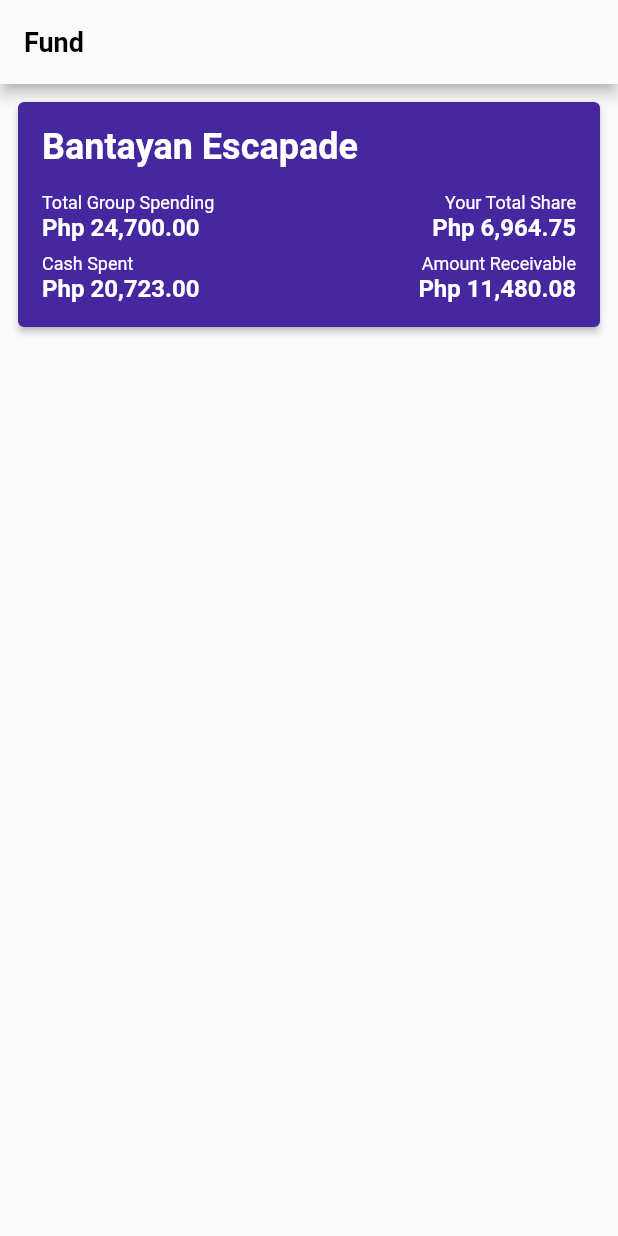
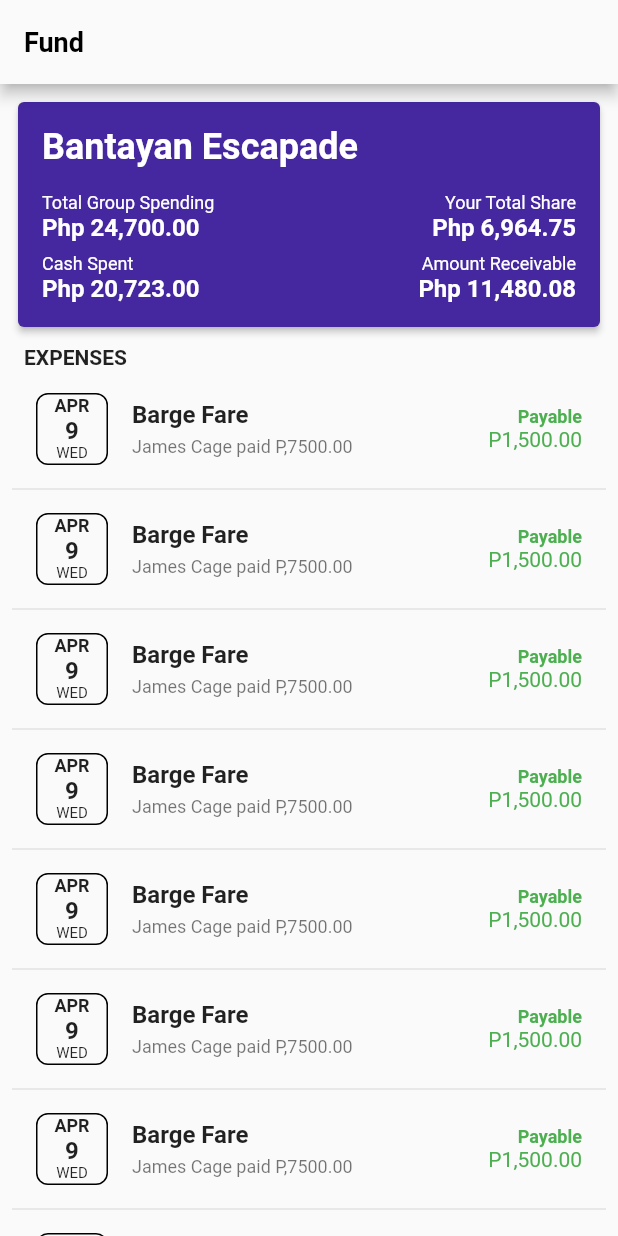
Before and after one commit to poolGolez/project-galois, a Flutter app: the screen it shows after launch, on a phone screen of 412 x 824 dp. Run offline on Flutter 3.47's test engine with Material 2 defaults, Android fonts, the phone set to English and light mode, and no system bars.

Commit message:
Create list for expenses on contribution

```diff
--- a/lib/app/pages/fund/show.page.dart
+++ b/lib/app/pages/fund/show.page.dart
@@ -1,5 +1,6 @@
 import 'package:flutter/material.dart';
-import 'package:project_galois/app/widgets/fund/card.widget.dart';
+import 'widgets/fund/expense_list.widget.dart';
+import 'widgets/fund/card.widget.dart';
 import '../../../domain/fund/models/fund.model.dart';
 
 class ShowFundPage extends StatefulWidget {
@@ -33,6 +34,17 @@ class _ShowFundPageState extends State<ShowFundPage> {
         child: Column(
           children: <Widget>[
             FundCardWidget(fund: widget.fund),
+            Container(
+              padding: EdgeInsets.all(8),
+              alignment: Alignment.centerLeft,
+              child: Text(
+                "EXPENSES",
+                style: TextStyle(fontWeight: FontWeight.w600),
+              ),
+            ),
+            Expanded(
+              child: ExpenseListWidget(),
+            ),
           ],
         ),
       ),
--- a/lib/app/widgets/fund/card.widget.dart
+++ b/lib/app/pages/fund/widgets/fund/card.widget.dart
@@ -1,5 +1,5 @@
 import 'package:flutter/material.dart';
-import '../../../domain/fund/models/fund.model.dart';
+import '../../../../../domain/fund/models/fund.model.dart';
 
 class FundCardWidget extends StatelessWidget {
   final Fund fund;
--- /dev/null
+++ b/lib/app/pages/fund/widgets/fund/expense_list.widget.dart
@@ -0,0 +1,115 @@
+import 'package:flutter/material.dart';
+
+class ExpenseListWidget extends StatelessWidget {
+  const ExpenseListWidget({
+    Key key,
+  }) : super(key: key);
+
+  @override
+  Widget build(BuildContext context) {
+    return ListView.separated(
+      padding: EdgeInsets.zero,
+      separatorBuilder: (context, index) => Divider(thickness: 0.8),
+      itemBuilder: (context, index) {
+        return ExpenseTileWidget(key: ValueKey(index));
+      },
+      itemCount: 8,
+    );
+  }
+}
+
+class ExpenseTileWidget extends StatelessWidget {
+  const ExpenseTileWidget({Key key}) : super(key: key);
+
+  @override
+  Widget build(BuildContext context) {
+    return ListTile(
+      dense: true,
+      key: ValueKey(key),
+      leading: ExpenseDateWidget(),
+      title: Text(
+        "Barge Fare",
+        style: TextStyle(
+          fontSize: 16,
+          fontWeight: FontWeight.bold,
+        ),
+      ),
+      subtitle: Text("James Cage paid P,7500.00"),
+      trailing: ExpenseShareWidget(),
+    );
+  }
+}
+
+class ExpenseDateWidget extends StatelessWidget {
+  @override
+  Widget build(BuildContext context) {
+    final double width = 48.0;
+
+    return SizedBox(
+      width: width,
+      child: Container(
+        decoration: BoxDecoration(
+          border: Border.all(),
+          borderRadius: BorderRadius.circular(8.0),
+        ),
+        child: Column(
+          mainAxisAlignment: MainAxisAlignment.center,
+          children: [
+            Text(
+              "APR",
+              style: TextStyle(
+                fontWeight: FontWeight.bold,
+                fontSize: 12,
+              ),
+            ),
+            Text(
+              "9",
+              style: TextStyle(
+                fontWeight: FontWeight.bold,
+                fontSize: 16,
+              ),
+            ),
+            Text(
+              "WED",
+              style: TextStyle(
+                fontSize: 10,
+              ),
+            ),
+          ],
+        ),
+      ),
+    );
+  }
+}
+
+class ExpenseShareWidget extends StatelessWidget {
+  @override
+  Widget build(BuildContext context) {
+    return SizedBox(
+      child: Container(
+        padding: EdgeInsets.all(0.0),
+        child: Column(
+          mainAxisAlignment: MainAxisAlignment.center,
+          crossAxisAlignment: CrossAxisAlignment.end,
+          children: [
+            Text(
+              "Payable",
+              style: TextStyle(
+                fontWeight: FontWeight.bold,
+                fontSize: 12,
+                color: Colors.green,
+              ),
+            ),
+            Text(
+              "P1,500.00",
+              style: TextStyle(
+                fontSize: 14,
+                color: Colors.green,
+              ),
+            ),
+          ],
+        ),
+      ),
+    );
+  }
+}
```
